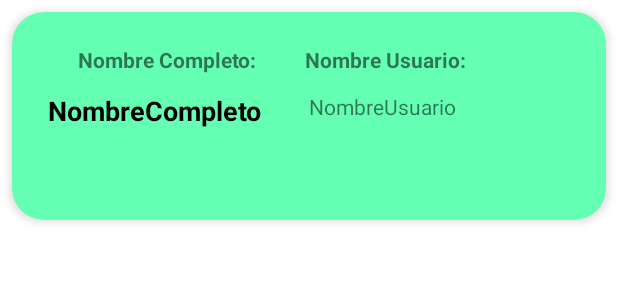
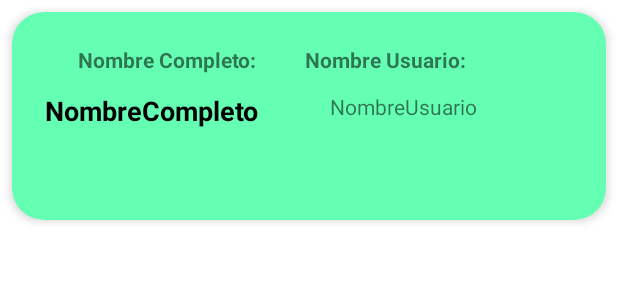
Before and after one commit to Dicorgir/PMDMGrupal_PetPetPet, an Android app: the layout viewholder_usuarios.xml on its own in the app's theme, with its tools: preview values and no code run, on a phone screen of 412 x 824 dp. Shown: the top 300 px of the screen. Run offline under Robolectric (Android 15) with nearby library versions, the phone set to English and light mode, and no system bars.

Commit message:
presentacion en proceso 3

```diff
--- a/app/src/main/res/layout/viewholder_usuarios.xml
+++ b/app/src/main/res/layout/viewholder_usuarios.xml
@@ -11,21 +11,21 @@
 
     <androidx.constraintlayout.widget.ConstraintLayout
         android:layout_width="match_parent"
-        android:layout_height="wrap_content"
+        android:layout_height="match_parent"
         android:padding="8dp">
 
         <TextView
             android:id="@+id/nombreCompletoUsuario"
             android:layout_width="162dp"
             android:layout_height="32dp"
-            android:layout_marginStart="16dp"
             android:layout_marginTop="45dp"
+            android:layout_marginEnd="204dp"
             android:layout_marginBottom="45dp"
             android:textColor="@color/black"
             android:textSize="18sp"
             android:textStyle="bold"
             app:layout_constraintBottom_toBottomOf="parent"
-            app:layout_constraintStart_toStartOf="parent"
+            app:layout_constraintEnd_toEndOf="parent"
             app:layout_constraintTop_toTopOf="parent"
             tools:text="NombreCompleto" />
 
@@ -33,7 +33,7 @@
             android:id="@+id/nombreUsuario"
             android:layout_width="100dp"
             android:layout_height="30dp"
-            android:layout_marginStart="12dp"
+            android:layout_marginStart="28dp"
             android:text="NombreUsuario"
             app:layout_constraintBottom_toBottomOf="parent"
             app:layout_constraintStart_toEndOf="@+id/nombreCompletoUsuario"
@@ -43,9 +43,9 @@
         <TextView
             android:id="@+id/adminousuario"
             android:layout_width="0dp"
-            android:layout_height="13dp"
+            android:layout_height="20dp"
             android:layout_marginStart="14dp"
-            android:layout_marginTop="25dp"
+            android:layout_marginTop="17dp"
             android:textSize="16sp"
             app:layout_constraintStart_toEndOf="@+id/nombreUsuario"
             app:layout_constraintTop_toTopOf="parent" />
@@ -53,7 +53,7 @@
         <TextView
             android:id="@+id/estado"
             android:layout_width="wrap_content"
-            android:layout_height="wrap_content"
+            android:layout_height="20dp"
             android:layout_marginStart="14dp"
             android:layout_marginTop="8dp"
             android:textSize="16sp"
```
